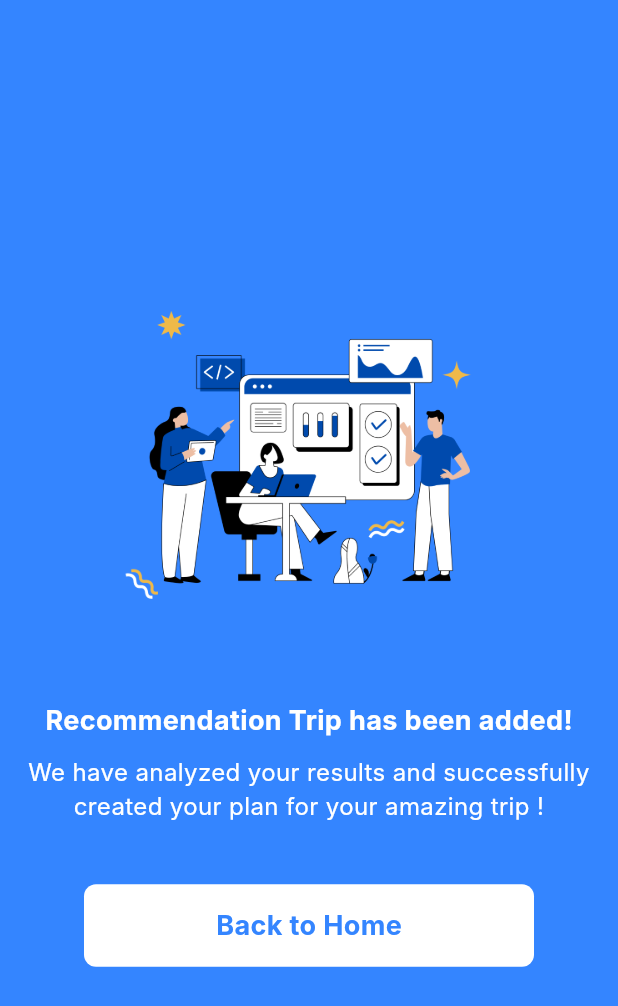
After one commit to ryanceha/Trippin, a Flutter app: the SuccessPage screen opened directly, on a phone screen of 412 x 824 dp. The commit adds this screen. Shown: the top 1006 px of the screen. Run offline on Flutter 3.47's test engine with Material 3 defaults, Android fonts, the phone set to English and light mode, and no system bars; our stand-ins replace animated_splash_screen, curved_navigation_bar, flutter_svg, percent_indicator; Roboto replaces fonts that are missing (Inter).

Commit message:
success page done

```diff
--- /dev/null
+++ b/lib/pages/success_page.dart
@@ -0,0 +1,72 @@
+import 'package:flutter/material.dart';
+import 'package:animated_splash_screen/animated_splash_screen.dart';
+import 'package:trippin/pages/home_page.dart';
+
+class SuccessPage extends StatefulWidget {
+  const SuccessPage({super.key});
+
+  @override
+  State<SuccessPage> createState() => _SuccessPageState();
+}
+
+class _SuccessPageState extends State<SuccessPage> {
+  @override
+  Widget build(BuildContext context) {
+    return Scaffold(
+        backgroundColor: Color(0xFF3485FF),
+        body: Center(
+            child: Column(
+          mainAxisAlignment: MainAxisAlignment.center,
+          children: [
+            Container(
+              height: 278,
+              width: 278,
+              decoration: BoxDecoration(
+                image: DecorationImage(
+                  image: AssetImage("lib/images/success/thumbnail.png"),
+                  scale: 2,
+                ),
+              ),
+            ),
+            const SizedBox(height: 10),
+            Text(
+              "Recommendation Trip has been added!",
+              style: TextStyle(
+                  fontFamily: 'Inter',
+                  fontWeight: FontWeight.bold,
+                  fontSize: 18,
+                  color: Colors.white),
+            ),
+            const SizedBox(height: 10),
+            Text(
+              "We have analyzed your results and successfully\ncreated your plan for your amazing trip !",
+              textAlign: TextAlign.center,
+              style: TextStyle(
+                  fontFamily: 'Inter', fontSize: 16, color: Colors.white),
+            ),
+            const SizedBox(height: 40),
+            GestureDetector(
+              onTap: () {
+                Navigator.pushReplacement(context,
+                    MaterialPageRoute(builder: (context) => HomePage()));
+              },
+              child: Container(
+                  height: 55,
+                  width: 300,
+                  alignment: Alignment.center,
+                  padding: const EdgeInsets.symmetric(vertical: 14),
+                  decoration: BoxDecoration(
+                    color: Colors.white,
+                    borderRadius: BorderRadius.circular(8),
+                  ),
+                  child: Text("Back to Home",
+                      style: TextStyle(
+                          fontFamily: 'Inter',
+                          fontSize: 18,
+                          fontWeight: FontWeight.bold,
+                          color: Color(0xFF3485FF)))),
+            )
+          ],
+        )));
+  }
+}
--- a/pubspec.yaml
+++ b/pubspec.yaml
@@ -36,4 +36,5 @@ flutter:
     - lib/images/login/
     - lib/images/dashboard/album/
     - lib/images/recommend/
+    - lib/images/success/
     # kalo ada tambah pages masukin assetsnya disini
```
Also changed, not shown: lib/pages/home_page.dart (+20 -3 lines), lib/pages/recommend_page.dart (renamed from lib/pages/recommend/time_page.dart, +8 -7 lines), lib/images/success/thumbnail.png (added).
